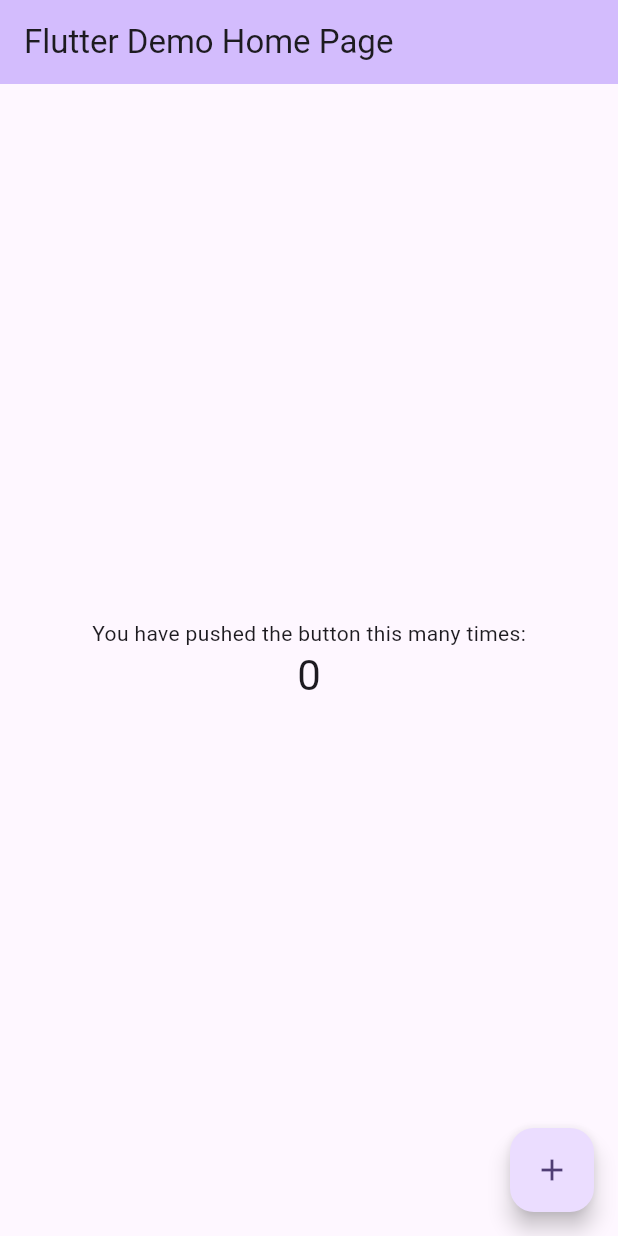
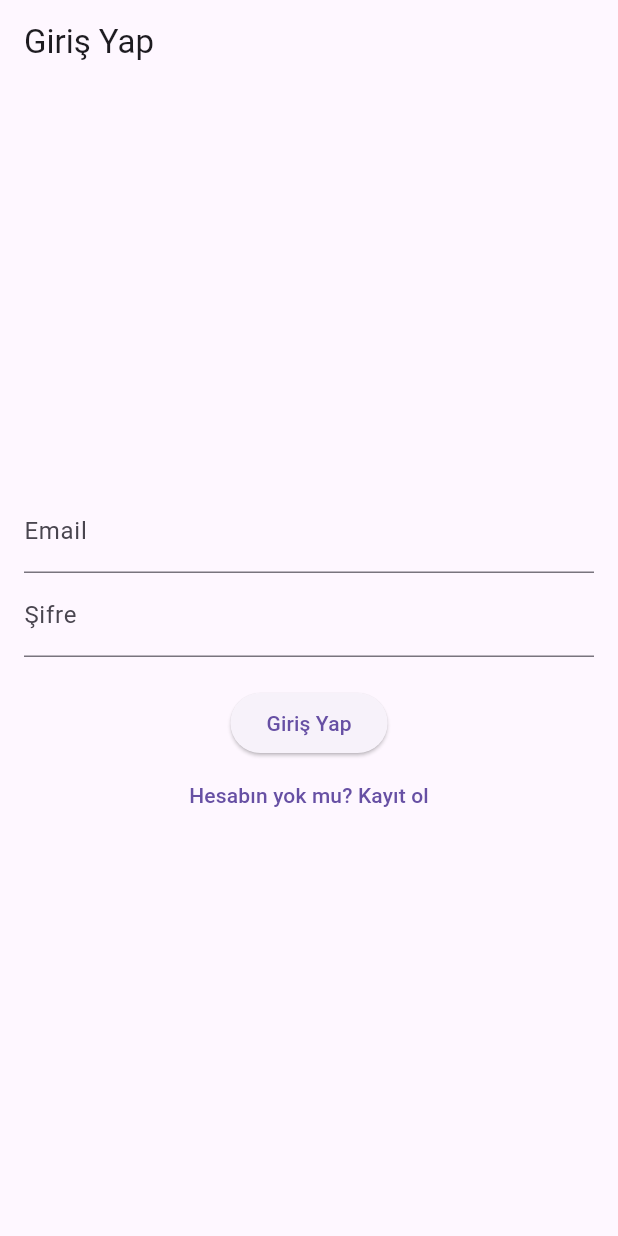
Before and after one commit to ClosePrize/OUA_Bootcamp_Group_25, a Flutter app: the screen it shows after launch, on a phone screen of 412 x 824 dp. Run offline on Flutter 3.47's test engine with Material 3 defaults, Android fonts, the phone set to English and light mode, and no system bars; our stand-ins replace sqflite; accounts and stored records are empty.

Commit message:
The project is finished!

```diff
--- a/lib/main.dart
+++ b/lib/main.dart
@@ -1,125 +1,63 @@
+import 'package:bootcamp_group25/pages/signIn.dart';
+import 'package:bootcamp_group25/pages/signUp.dart';
 import 'package:flutter/material.dart';
 
 void main() {
-  runApp(const MyApp());
+  runApp(MyApp());
 }
 
 class MyApp extends StatelessWidget {
-  const MyApp({super.key});
-
-  // This widget is the root of your application.
   @override
   Widget build(BuildContext context) {
     return MaterialApp(
-      title: 'Flutter Demo',
+      debugShowCheckedModeBanner: false,
+      title: 'Note App',
       theme: ThemeData(
-        // This is the theme of your application.
-        //
-        // TRY THIS: Try running your application with "flutter run". You'll see
-        // the application has a purple toolbar. Then, without quitting the app,
-        // try changing the seedColor in the colorScheme below to Colors.green
-        // and then invoke "hot reload" (save your changes or press the "hot
-        // reload" button in a Flutter-supported IDE, or press "r" if you used
-        // the command line to start the app).
-        //
-        // Notice that the counter didn't reset back to zero; the application
-        // state is not lost during the reload. To reset the state, use hot
-        // restart instead.
-        //
-        // This works for code too, not just values: Most code changes can be
-        // tested with just a hot reload.
-        colorScheme: ColorScheme.fromSeed(seedColor: Colors.deepPurple),
-        useMaterial3: true,
+        primarySwatch: Colors.blue,
       ),
-      home: const MyHomePage(title: 'Flutter Demo Home Page'),
+      home: AuthScreen(),
     );
   }
 }
 
-class MyHomePage extends StatefulWidget {
-  const MyHomePage({super.key, required this.title});
-
-  // This widget is the home page of your application. It is stateful, meaning
-  // that it has a State object (defined below) that contains fields that affect
-  // how it looks.
-
-  // This class is the configuration for the state. It holds the values (in this
-  // case the title) provided by the parent (in this case the App widget) and
-  // used by the build method of the State. Fields in a Widget subclass are
-  // always marked "final".
-
-  final String title;
-
+class AuthScreen extends StatefulWidget {
   @override
-  State<MyHomePage> createState() => _MyHomePageState();
+  _AuthScreenState createState() => _AuthScreenState();
 }
 
-class _MyHomePageState extends State<MyHomePage> {
-  int _counter = 0;
+class _AuthScreenState extends State<AuthScreen> {
+  bool isSignUp = false;
 
-  void _incrementCounter() {
+  void toggleView() {
     setState(() {
-      // This call to setState tells the Flutter framework that something has
-      // changed in this State, which causes it to rerun the build method below
-      // so that the display can reflect the updated values. If we changed
-      // _counter without calling setState(), then the build method would not be
-      // called again, and so nothing would appear to happen.
-      _counter++;
+      isSignUp = !isSignUp;
     });
   }
 
   @override
   Widget build(BuildContext context) {
-    // This method is rerun every time setState is called, for instance as done
-    // by the _incrementCounter method above.
-    //
-    // The Flutter framework has been optimized to make rerunning build methods
-    // fast, so that you can just rebuild anything that needs updating rather
-    // than having to individually change instances of widgets.
     return Scaffold(
       appBar: AppBar(
-        // TRY THIS: Try changing the color here to a specific color (to
-        // Colors.amber, perhaps?) and trigger a hot reload to see the AppBar
-        // change color while the other colors stay the same.
-        backgroundColor: Theme.of(context).colorScheme.inversePrimary,
-        // Here we take the value from the MyHomePage object that was created by
-        // the App.build method, and use it to set our appbar title.
-        title: Text(widget.title),
+        title: Text(isSignUp ? 'Kayıt Ol' : 'Giriş Yap'),
       ),
       body: Center(
-        // Center is a layout widget. It takes a single child and positions it
-        // in the middle of the parent.
-        child: Column(
-          // Column is also a layout widget. It takes a list of children and
-          // arranges them vertically. By default, it sizes itself to fit its
-          // children horizontally, and tries to be as tall as its parent.
-          //
-          // Column has various properties to control how it sizes itself and
-          // how it positions its children. Here we use mainAxisAlignment to
-          // center the children vertically; the main axis here is the vertical
-          // axis because Columns are vertical (the cross axis would be
-          // horizontal).
-          //
-          // TRY THIS: Invoke "debug painting" (choose the "Toggle Debug Paint"
-          // action in the IDE, or press "p" in the console), to see the
-          // wireframe for each widget.
-          mainAxisAlignment: MainAxisAlignment.center,
-          children: <Widget>[
-            const Text(
-              'You have pushed the button this many times:',
-            ),
-            Text(
-              '$_counter',
-              style: Theme.of(context).textTheme.headlineMedium,
-            ),
-          ],
+        child: Padding(
+          padding: const EdgeInsets.all(16.0),
+          child: Column(
+            mainAxisAlignment: MainAxisAlignment.center,
+            children: [
+              if (isSignUp) SignUpPage(),
+              if (!isSignUp) SignInPage(),
+              TextButton(
+                onPressed: toggleView,
+                child: Text(isSignUp
+                    ? 'Hesabın var mı? Giriş yap!'
+                    : 'Hesabın yok mu? Kayıt ol'),
+              ),
+            ],
+          ),
         ),
       ),
-      floatingActionButton: FloatingActionButton(
-        onPressed: _incrementCounter,
-        tooltip: 'Increment',
-        child: const Icon(Icons.add),
-      ), // This trailing comma makes auto-formatting nicer for build methods.
     );
   }
 }
--- /dev/null
+++ b/lib/model/model.dart
@@ -0,0 +1,42 @@
+class Note {
+  int? id;
+  String title;
+  String content;
+  NoteType type;
+
+  Note({
+    this.id,
+    required this.title,
+    required this.content,
+    required this.type,
+  });
+
+  Map<String, dynamic> toMap() {
+    return {
+      'id': id,
+      'title': title,
+      'content': content,
+      'type': type.toString().split('.').last, // Store as string
+    };
+  }
+
+  factory Note.fromMap(Map<String, dynamic> map) {
+    return Note(
+      id: map['id'],
+      title: map['title'],
+      content: map['content'],
+      type: NoteType.values.firstWhere(
+            (e) => e.toString() == 'NoteType.${map['type']}',
+      ),
+    );
+  }
+}
+
+enum NoteType { standard, checklist }
+
+class ChecklistItem {
+  String title;
+  bool isDone;
+
+  ChecklistItem({required this.title, this.isDone = false});
+}
--- /dev/null
+++ b/lib/pages/signIn.dart
@@ -0,0 +1,41 @@
+import 'package:bootcamp_group25/pages/home.dart';
+import 'package:flutter/material.dart';
+
+
+class SignInPage extends StatefulWidget {
+  const SignInPage({super.key});
+
+  @override
+  State<SignInPage> createState() => _SignInPageState();
+}
+
+class _SignInPageState extends State<SignInPage> {
+  final _emailController = TextEditingController();
+  final _passwordController = TextEditingController();
+
+  @override
+  Widget build(BuildContext context) {
+    return Column(
+      children: [
+        TextField(
+          controller: _emailController,
+          decoration: InputDecoration(labelText: 'Email'),
+        ),
+        TextField(
+          controller: _passwordController,
+          decoration: InputDecoration(labelText: 'Şifre'),
+          obscureText: true,
+        ),
+        SizedBox(height: 20),
+        ElevatedButton(
+          onPressed: () {
+            Navigator.push(context,
+              MaterialPageRoute(builder: (context) => HomePage())
+            );
+          },
+          child: Text('Giriş Yap'),
+        ),
+      ],
+    );
+  }
+}
--- a/pubspec.yaml
+++ b/pubspec.yaml
@@ -35,6 +35,8 @@ dependencies:
   # The following adds the Cupertino Icons font to your application.
   # Use with the CupertinoIcons class for iOS style icons.
   cupertino_icons: ^1.0.6
+  sqflite: ^2.0.0+3
+  path: ^1.8.0
 
 dev_dependencies:
   flutter_test:
```
Also changed, not shown: lib/database/database_settings.dart (added, +72 -0 lines), lib/pages/checklist.dart (added, +121 -0 lines), lib/pages/home.dart (added, +162 -0 lines), lib/pages/note_edit.dart (added, +74 -0 lines), lib/pages/signUp.dart (added, +43 -0 lines), pubspec.lock, 2 other files.
